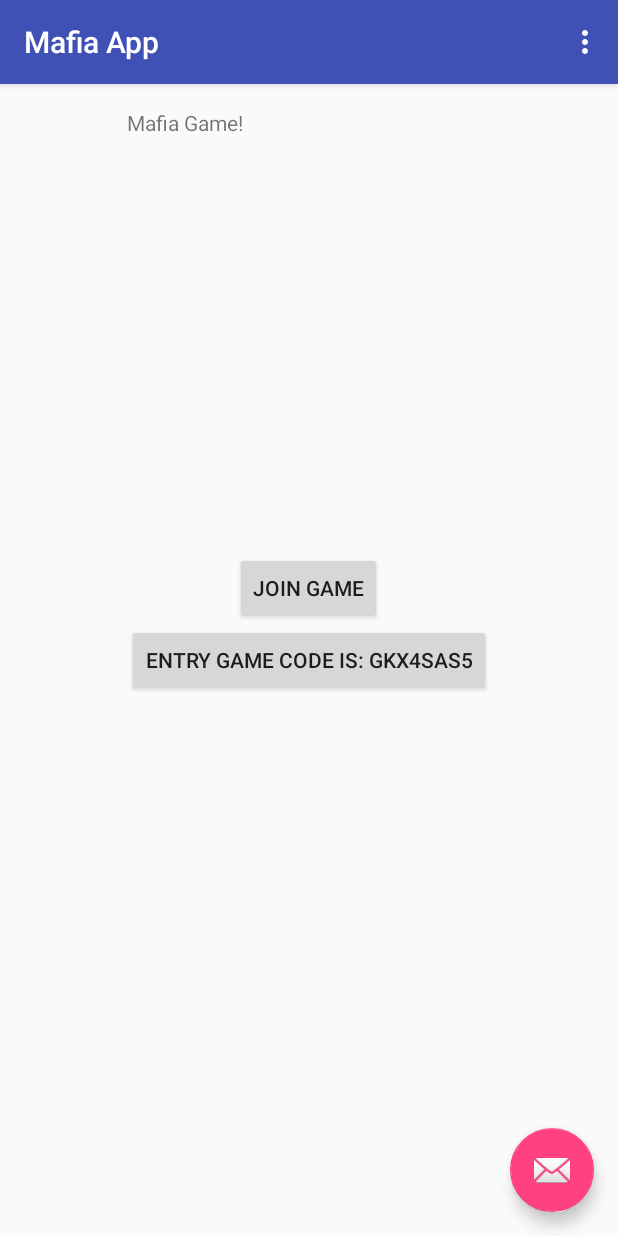
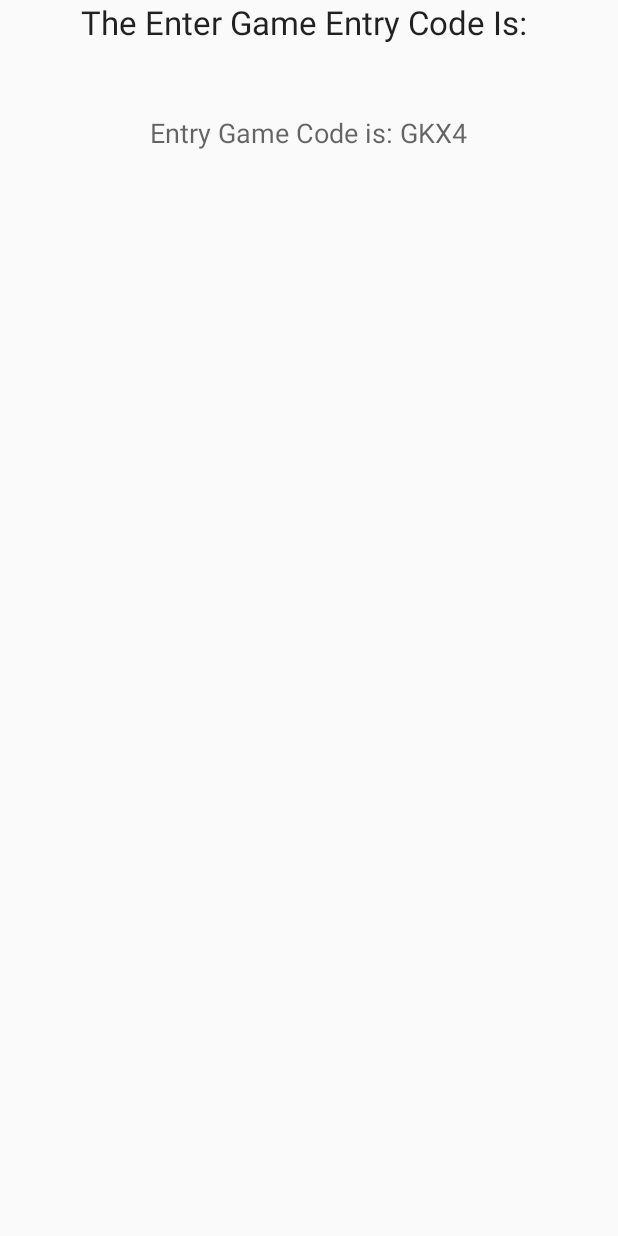
Before and after one commit to ucsdCSE110wi16/CSE110W260T3, an Android app: the screen it shows after launch (MainActivity before the commit, Start_Game after it), after a tap on "START GAME", on a phone screen of 412 x 824 dp. Run offline under Robolectric (Android 15) with nearby library versions, the phone set to English and light mode, and no system bars.

Commit message:
made changes so that the start game button goes to a new page when outputting the randomized game code.

```diff
--- a/app/src/main/java/com/example/aneeshnatarajan/mafiaapp/MainActivity.java
+++ b/app/src/main/java/com/example/aneeshnatarajan/mafiaapp/MainActivity.java
@@ -38,21 +38,7 @@ public class MainActivity extends AppCompatActivity {
     * */
     public void buttonOnClick(View view) {
         Intent intent = new Intent(this,Start_Game.class);
-        final String alphabet = "0123456789ABCDEFGHIJKLMNOPQRSTUVWXYZ";
-        final int length = alphabet.length();
-        StringBuilder code = new StringBuilder();
-        Random r = new Random();
-        for (int i = 0; i < 8; i++) {
-            int index = r.nextInt(length);
-            code.append(alphabet.charAt(index));
-        }
-        String output = "Entry Game Code is: " + code;
-        TextView txtView;
-        txtView = (TextView)findViewById(R.id.button);
-        txtView.setText(output);
-        Button button = (Button) findViewById(R.id.button);
-        button.setClickable(false);
-        //startActivity(intent);
+        startActivity(intent);
     }
     public void joinButtonClick(View view){
         Intent intent = new Intent(this,JoinGame.class);
--- a/app/src/main/java/com/example/aneeshnatarajan/mafiaapp/Start_Game.java
+++ b/app/src/main/java/com/example/aneeshnatarajan/mafiaapp/Start_Game.java
@@ -1,22 +1,42 @@
 package com.example.aneeshnatarajan.mafiaapp;
 
 import android.app.Fragment;
+import android.content.Intent;
 import android.os.Bundle;
 import android.support.v7.app.AppCompatActivity;
 import android.view.LayoutInflater;
 import android.view.MenuItem;
 import android.view.View;
 import android.view.ViewGroup;
+import android.widget.Button;
+import android.widget.TextView;
 
+import java.util.Random;
 
 
 /**
  * Created by aneeshnatarajan on 2/6/16.
  */
 public class Start_Game extends AppCompatActivity{
+    public String gameCode = "";
     @Override
     protected void onCreate(Bundle savedInstanceState) {
         super.onCreate(savedInstanceState);
+        setContentView(R.layout.start_game);
+        final String alphabet = "0123456789ABCDEFGHIJKLMNOPQRSTUVWXYZ";
+        final int length = alphabet.length();
+        StringBuilder code = new StringBuilder();
+        Random r = new Random();
+        for (int i = 0; i < 4; i++) {
+            int index = r.nextInt(length);
+            code.append(alphabet.charAt(index));
+        }
+        String output = "Entry Game Code is: " + code;
+        gameCode = output;
+
+        TextView txtView;
+        txtView = (TextView)findViewById(R.id.textView4);
+        txtView.setText(output);
 
 
     }
@@ -35,4 +55,6 @@ public class Start_Game extends AppCompatActivity{
 
 
 
-}
+
+
+};
--- /dev/null
+++ b/app/src/main/res/layout/start_game.xml
@@ -0,0 +1,36 @@
+<?xml version="1.0" encoding="utf-8"?>
+<LinearLayout xmlns:android="http://schemas.android.com/apk/res/android"
+    android:orientation="vertical" android:layout_width="match_parent"
+    android:layout_height="match_parent"
+    android:weightSum="1">
+
+    <TextView
+        android:layout_width="wrap_content"
+        android:layout_height="76dp"
+        android:text="The Enter Game Entry Code Is: "
+        android:id="@+id/textView3"
+        android:layout_gravity="center_horizontal"
+        android:textAppearance="?android:attr/textAppearanceLarge" />
+
+    <TextView
+        android:layout_width="wrap_content"
+        android:layout_height="wrap_content"
+        android:textAppearance="?android:attr/textAppearanceMedium"
+        android:id="@+id/textView4"
+        android:layout_gravity="center_horizontal" />
+
+    <ImageView
+        android:layout_width="wrap_content"
+        android:layout_height="match_parent"
+        android:id="@+id/imageView"/>
+
+    <GridView
+        android:layout_width="wrap_content"
+        android:layout_height="match_parent"
+        android:id="@+id/gridView"
+        android:numColumns="3"
+        android:choiceMode="multipleChoice" />
+
+    <requestFocus/>
+
+</LinearLayout>
```
